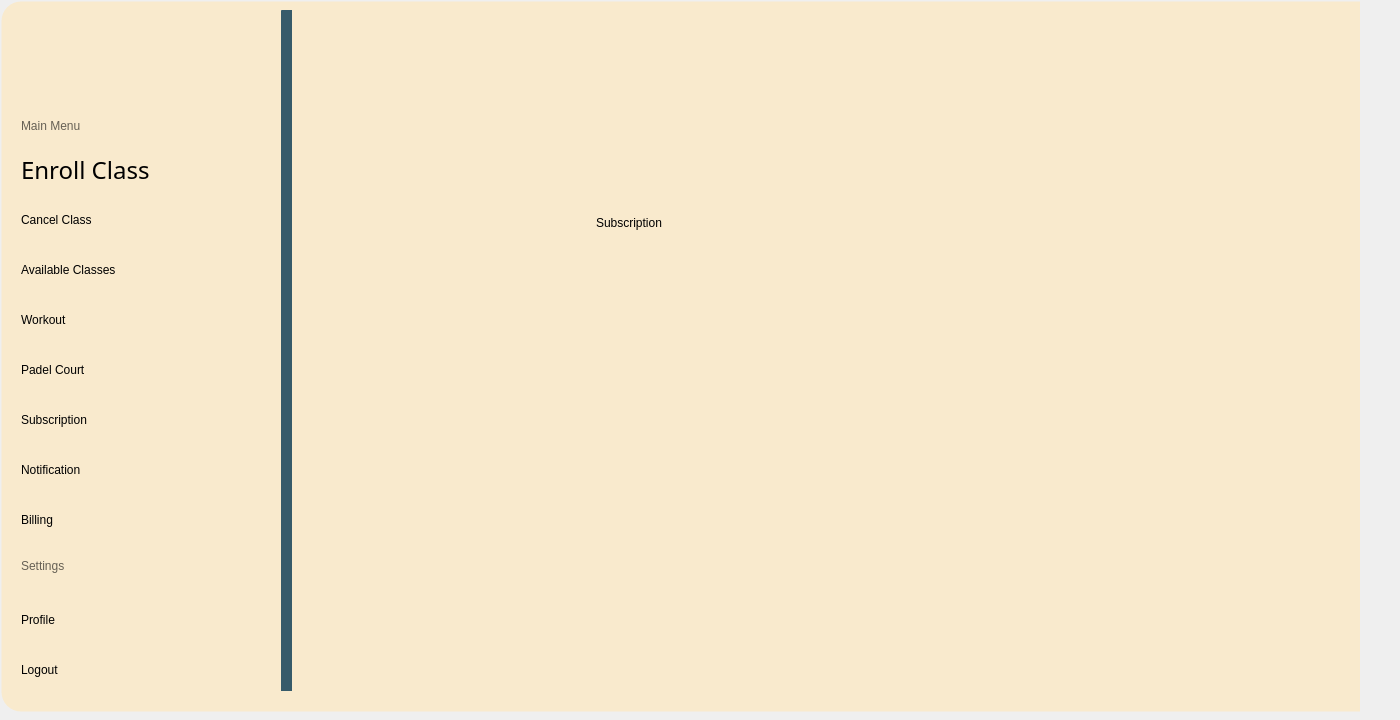
First picture: the form in mainwindow.ui, repository YousefElbooz/FullGymProject, before the edit.
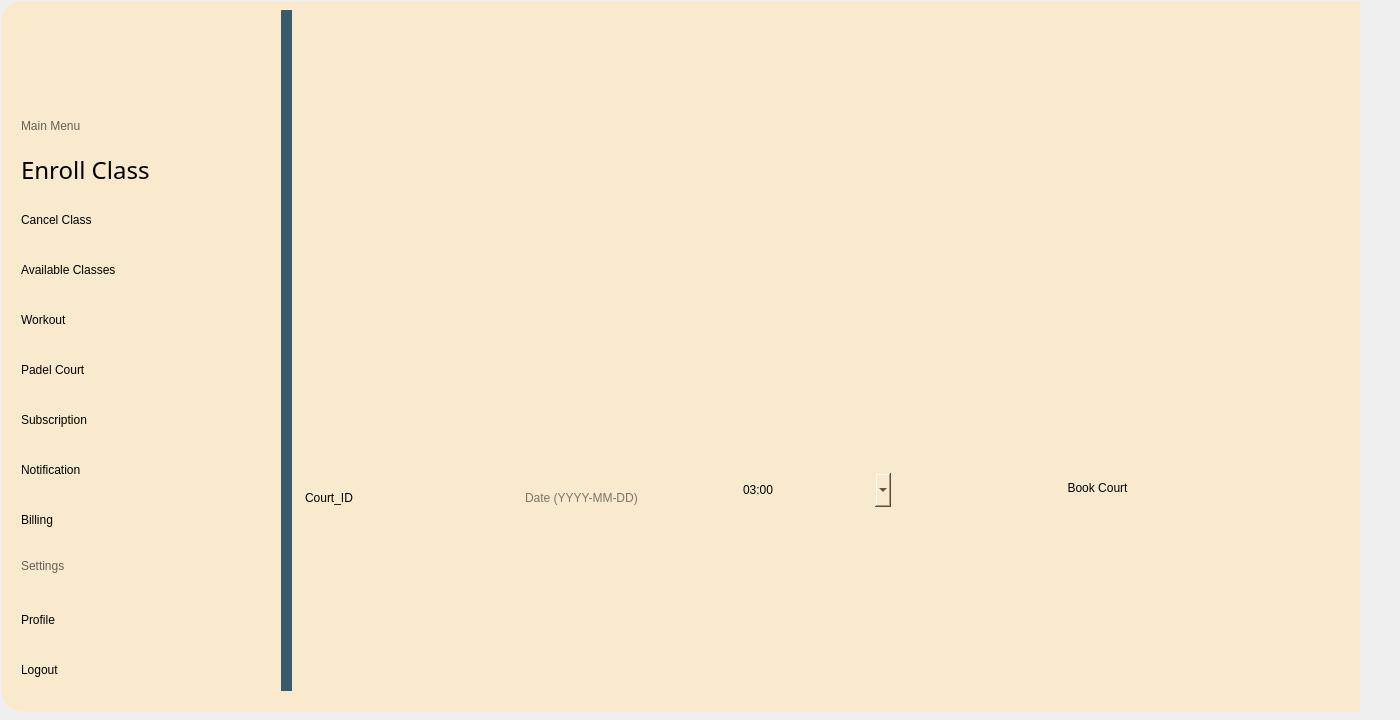
Second picture: the form after the edit. The open tabs and pages were chosen to show the change. Icons and pictures are not drawn.

```diff
--- a/mainwindow.ui
+++ b/mainwindow.ui
@@ -4695,26 +4695,95 @@
         <widget class="QWidget" name="widget_25" native="true">
          <property name="geometry">
           <rect>
-           <x>90</x>
+           <x>-10</x>
            <y>-10</y>
-           <width>951</width>
-           <height>701</height>
+           <width>921</width>
+           <height>691</height>
           </rect>
          </property>
-         <widget class="QLabel" name="label_227">
+         <widget class="QTableWidget" name="tableWidget_padel">
           <property name="geometry">
            <rect>
-            <x>200</x>
-            <y>170</y>
-            <width>291</width>
-            <height>101</height>
+            <x>10</x>
+            <y>10</y>
+            <width>911</width>
+            <height>431</height>
            </rect>
           </property>
           <property name="styleSheet">
-           <string notr="true">color: rgb(0, 0, 0);</string>
+           <string notr="true"/>
           </property>
+         </widget>
+         <widget class="QLineEdit" name="lineEdit_padel_date">
+          <property name="geometry">
+           <rect>
+            <x>230</x>
+            <y>470</y>
+            <width>211</width>
+            <height>51</height>
+           </rect>
+          </property>
+          <property name="placeholderText">
+           <string>Date (YYYY-MM-DD)</string>
+          </property>
+         </widget>
+         <widget class="QComboBox" name="comboBox_padel_time">
+          <property name="geometry">
+           <rect>
+            <x>450</x>
+            <y>470</y>
+            <width>150</width>
+            <height>36</height>
+           </rect>
+          </property>
+          <item>
+           <property name="text">
+            <string>03:00</string>
+           </property>
+          </item>
+          <item>
+           <property name="text">
+            <string>05:00</string>
+           </property>
+          </item>
+          <item>
+           <property name="text">
+            <string>07:00</string>
+           </property>
+          </item>
+          <item>
+           <property name="text">
+            <string>10:00</string>
+           </property>
+          </item>
+         </widget>
+         <widget class="QPushButton" name="pushButton_padel_book">
+          <property name="geometry">
+           <rect>
+            <x>710</x>
+            <y>460</y>
+            <width>191</width>
+            <height>51</height>
+           </rect>
+          </property>
           <property name="text">
-           <string>Subscription</string>
+           <string>Book Court</string>
+          </property>
+         </widget>
+         <widget class="QLineEdit" name="lineEdit_padel_ID">
+          <property name="geometry">
+           <rect>
+            <x>10</x>
+            <y>470</y>
+            <width>211</width>
+            <height>51</height>
+           </rect>
+          </property>
+          <property name="text">
+           <string>Court_ID</string>
+          </property>
+          <property name="placeholderText">
+           <string>Date (YYYY-MM-DD)</string>
           </property>
          </widget>
         </widget>
```
Left out of the diff: 14 changed lines with no effect on the pictures.
